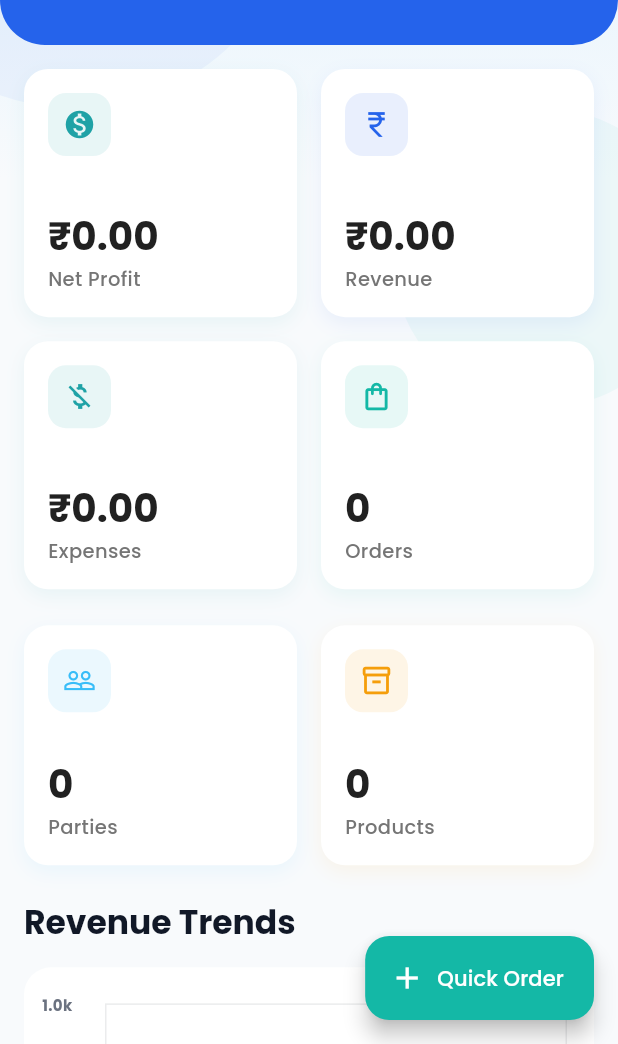
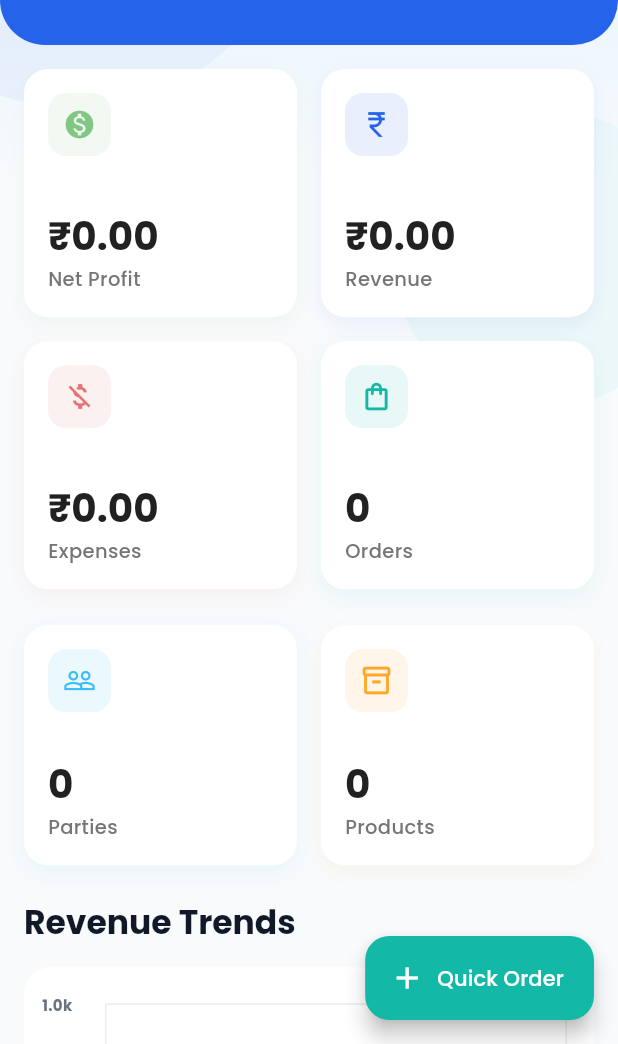
Before and after one commit to Vivekchavda1374/Hetanshi-Enterprise, a Flutter app: the DashboardScreen screen opened by its route, on a phone screen of 412 x 824 dp, the part 192-1236 px from its top. Run offline on Flutter 3.47's test engine with Material 3 defaults, Android fonts, the phone set to English and light mode, and no system bars; drawn by our look-alikes of fl_chart; our stand-ins replace animate_do, cloud_firestore, firebase_core, firebase_messaging, flutter_staggered_animations, google_fonts and 1 more; accounts and stored records are empty.

Commit message:
Update app theme

```diff
--- a/lib/utils/app_theme.dart
+++ b/lib/utils/app_theme.dart
@@ -9,8 +9,9 @@ class AppColors {
   static const Color cardWhite = Color(0xFFFFFFFF);
 
   // Status Colors
-  static const Color successGreen = Color(0xFF22C55E);
-  static const Color warningOrange = Color(0xFFF59E0B);
+  static const Color successGreen = Color(0xFF81C784);
+  static const Color warningOrange = Color(0xFFFFA726);
+  static const Color dangerRed = Color(0xFFE57373);
   static const Color errorRed = Color(0xFFEF4444);
   static const Color infoSkyBlue = Color(0xFF38BDF8);
 
```
